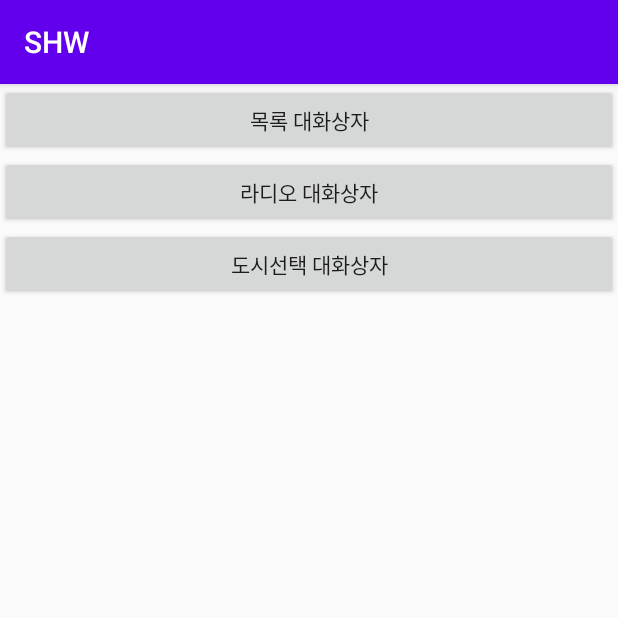
After one commit to Minoyam/School_Homework, an Android app: the ListDialogBoxActivity screen opened directly, with no data from a screen before it, on a phone screen of 412 x 824 dp, the top half of it. The commit adds this screen. Run offline under Robolectric (Android 15) with nearby library versions, the phone set to English and light mode, and no system bars.

Commit message:
8강 ListDialogBox and RadioDialogBox만들기

```diff
--- a/app/src/main/AndroidManifest.xml
+++ b/app/src/main/AndroidManifest.xml
@@ -9,7 +9,8 @@
         android:roundIcon="@mipmap/ic_launcher_round"
         android:supportsRtl="true"
         android:theme="@style/AppTheme">
-        <activity android:name=".dialogbox.DialogBoxActivity"></activity>
+        <activity android:name=".dialogbox.ListDialogBoxActivity"></activity>
+        <activity android:name=".dialogbox.DialogBoxActivity" />
         <activity android:name=".contextmenu.ContextMenuActivity" />
         <activity android:name=".MainActivity">
             <intent-filter>
--- /dev/null
+++ b/app/src/main/java/com/cnm/shw/dialogbox/ListDialogBoxActivity.kt
@@ -0,0 +1,72 @@
+package com.cnm.shw.dialogbox
+
+import androidx.appcompat.app.AppCompatActivity
+import android.os.Bundle
+import android.view.ContextThemeWrapper
+import android.widget.Toast
+import androidx.appcompat.app.AlertDialog
+import com.cnm.shw.R
+import kotlinx.android.synthetic.main.activity_list_dialog_box.*
+
+class ListDialogBoxActivity : AppCompatActivity() {
+    private val item = arrayOf("LG U+", "SKT", "KT", "기타")
+    private val item1 = arrayOf("서울시", "성남시", "광주시", "용인시", "수원시", "하남시", "남양주시", "기타")
+    override fun onCreate(savedInstanceState: Bundle?) {
+        super.onCreate(savedInstanceState)
+        setContentView(R.layout.activity_list_dialog_box)
+        bt_list_dialog.setOnClickListener { makeDialog(BASIC_TITLE, item, TOAST_TEXT) }
+
+        bt_radio_dialog.setOnClickListener { makeRadioDialog(BASIC_TITLE, item, TOAST_TEXT) }
+
+        bt_homework_dialog2.setOnClickListener { makeRadioDialog(SELECT_TITLE, item1, TOAST_TEXT2) }
+    }
+    private fun makeDialog(title: String, item: Array<String>,text: String) {
+        val builder = AlertDialog.Builder(
+            ContextThemeWrapper(
+                this,
+                R.style.Theme_AppCompat_Light_Dialog_Alert
+            )
+        )
+        builder.apply {
+            setTitle(title)
+            setItems(item) { _, which ->
+                showToast(which, item,text)
+            }
+            show()
+        }
+    }
+
+    private fun makeRadioDialog(title: String, item: Array<String>,text: String) {
+        val builder = AlertDialog.Builder(
+            ContextThemeWrapper(
+                this,
+                R.style.Theme_AppCompat_Light_Dialog_Alert
+            )
+        )
+        builder.apply {
+            setTitle(title)
+            setSingleChoiceItems(
+                item, 0
+            ) { _, which ->
+                showToast(which, item,text)
+            }
+            setPositiveButton("확인", null)
+            show()
+        }
+    }
+
+    private fun showToast(which: Int, item: Array<String>, text: String) {
+        Toast.makeText(
+            this@ListDialogBoxActivity,
+            "번호=" + which + "당신은 " + item[which] + text,
+            Toast.LENGTH_LONG
+        ).show()
+    }
+
+    companion object {
+        const val BASIC_TITLE = "통신사 선택"
+        const val SELECT_TITLE = "살고 있는 도시 선택"
+        const val TOAST_TEXT = "통신사 이용하시네요."
+        const val TOAST_TEXT2 = "에 살고시는군요."
+    }
+}
--- /dev/null
+++ b/app/src/main/res/layout/activity_list_dialog_box.xml
@@ -0,0 +1,26 @@
+<?xml version="1.0" encoding="utf-8"?>
+<LinearLayout xmlns:android="http://schemas.android.com/apk/res/android"
+    android:layout_width="match_parent"
+    android:layout_height="match_parent"
+    android:orientation="vertical">
+
+    <Button
+        android:id="@+id/bt_list_dialog"
+        android:layout_width="match_parent"
+        android:text="@string/bt_dialog_list"
+        android:layout_height="wrap_content" />
+
+    <Button
+        android:id="@+id/bt_radio_dialog"
+        android:layout_width="match_parent"
+        android:text="@string/bt_dialog_radio"
+        android:layout_height="wrap_content" />
+
+    <Button
+        android:id="@+id/bt_homework_dialog2"
+        android:layout_width="match_parent"
+        android:text="@string/bt_dialog_city"
+        android:layout_height="wrap_content" />
+
+
+</LinearLayout>
--- a/app/src/main/res/values/strings.xml
+++ b/app/src/main/res/values/strings.xml
@@ -5,4 +5,7 @@
     <string name="bt_dialogBox_basic">기본 대화상자</string>
     <string name="bt_dialogBox_select">선택 대화상자</string>
     <string name="bt_dialogBox_homework">자기소개 대화상자</string>
+    <string name="bt_dialog_list">목록 대화상자</string>
+    <string name="bt_dialog_radio">라디오 대화상자</string>
+    <string name="bt_dialog_city">도시선택 대화상자</string>
 </resources>
```
